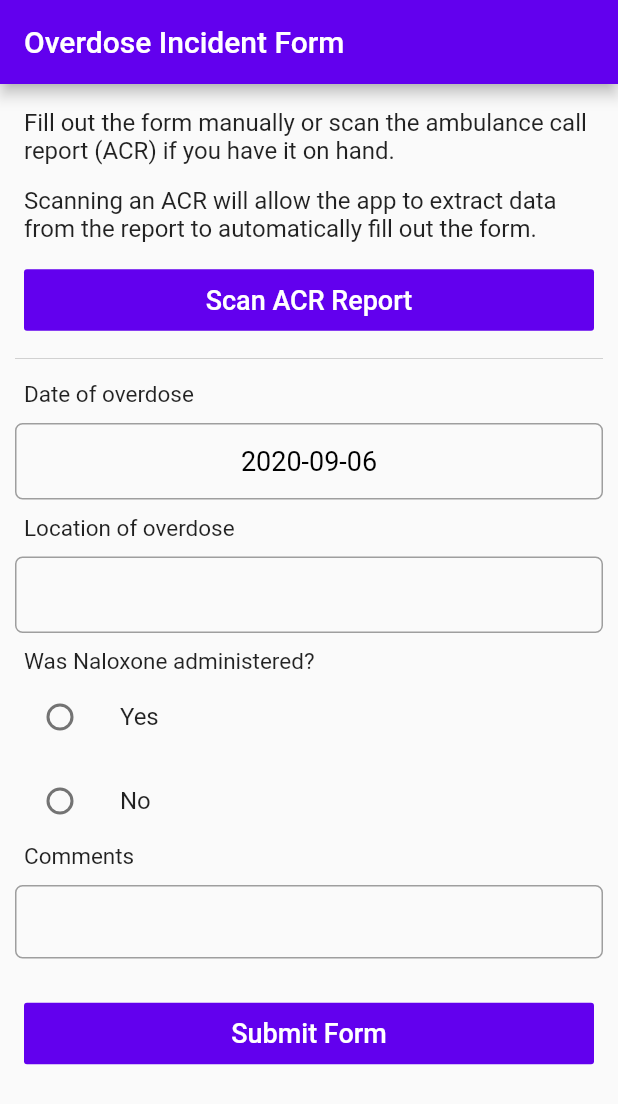
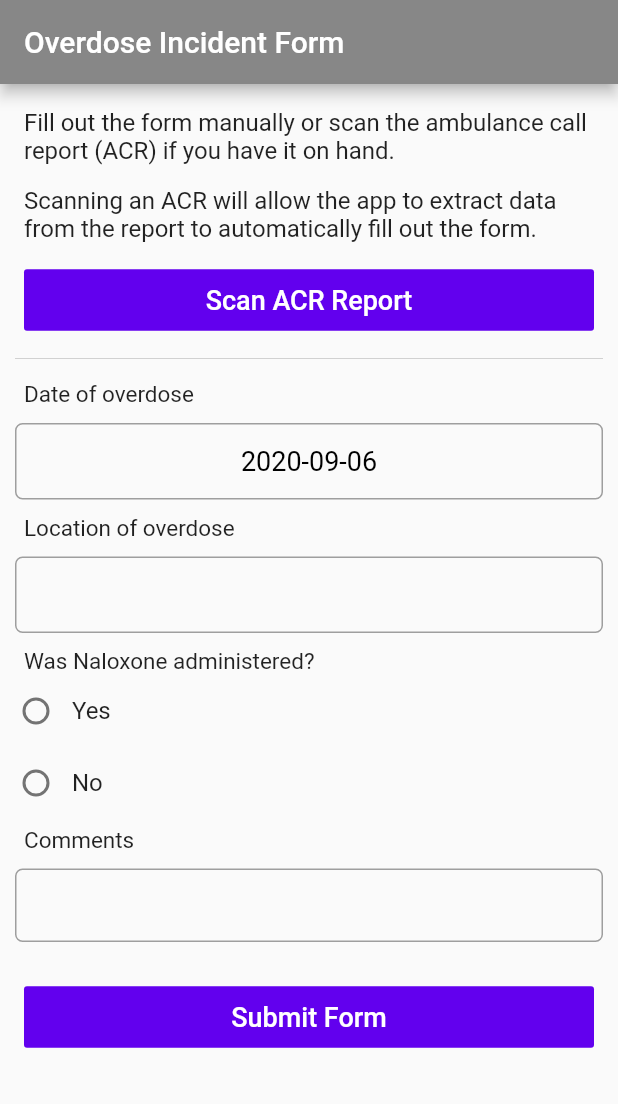
Before and after one commit to neilbrub/mh-kwann, a Flutter app: the screen it shows after launch, on a phone screen of 412 x 824 dp. Shown: the top 1104 px of the screen. Run offline on Flutter 3.47's test engine with Material 2 defaults, Android fonts, the phone set to English and light mode, and no system bars; our stand-ins replace google_maps_flutter.

Commit message:
better spacing and header color change

```diff
--- a/reporter/lib/main.dart
+++ b/reporter/lib/main.dart
@@ -28,8 +28,8 @@ class MyApp extends StatelessWidget {
           // or simply save your changes to "hot reload" in a Flutter IDE).
           // Notice that the counter didn't reset back to zero; the application
           // is not restarted.
-          // primarySwatch: Colors.deepPurple,
-          primaryColor: Color(0xff6200EE)),
+          // primarySwatch: Colors.grey,
+          primaryColor: Color(0xff878787)),
       home: MyHomePage(title: 'Overdose Incident Form'),
     );
   }
@@ -168,14 +168,10 @@ class _MyHomePageState extends State<MyHomePage> {
           child: Text("Was Naloxone administered?",
               style: TextStyle(fontSize: 15.0)),
         ),
-        Column(
-          children: <Widget>[
         Container(
             padding: const EdgeInsets.all(0),
-                child: ListTile(
-                  // contentPadding: const EdgeInsets.only(top: 0, bottom: 0),
-                  title: const Text('Yes'),
-                  leading: Radio(
+            child: Row(children: [
+              Radio(
                 value: true,
                 activeColor: Color(0xff6200EE),
                 groupValue: naloxoneAdmin,
@@ -185,12 +181,12 @@ class _MyHomePageState extends State<MyHomePage> {
                   });
                 },
               ),
-                )),
+              Text("Yes", style: TextStyle(fontSize: 16.0))
+            ])),
         Container(
             padding: const EdgeInsets.all(0),
-                child: ListTile(
-                  title: const Text('No'),
-                  leading: Radio(
+            child: Row(children: [
+              Radio(
                 value: false,
                 activeColor: Color(0xff6200EE),
                 groupValue: naloxoneAdmin,
@@ -200,11 +196,10 @@ class _MyHomePageState extends State<MyHomePage> {
                   });
                 },
               ),
-                )),
-          ],
-        ),
+              Text("No", style: TextStyle(fontSize: 16.0))
+            ])),
         Container(
-          margin: const EdgeInsets.only(left: 16, right: 16),
+          margin: const EdgeInsets.only(top: 5, left: 16, right: 16),
           child: Text("Comments", style: TextStyle(fontSize: 15.0)),
         ),
         Container(
```
Also changed, not shown: 1 other file. Lines whose indentation alone changed are shown as unchanged.
